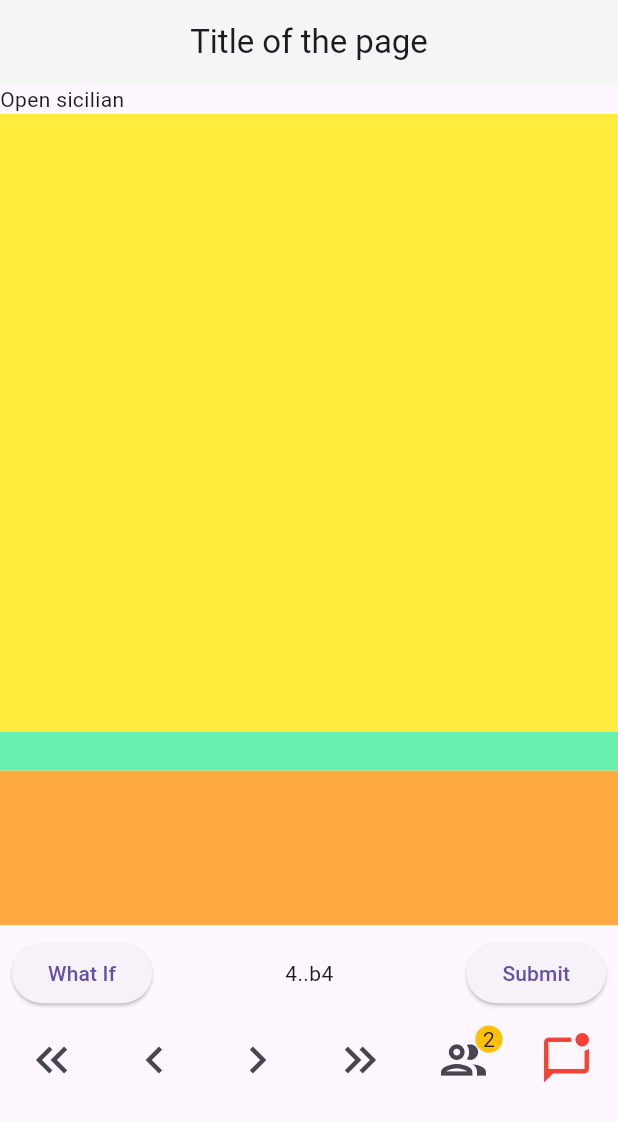
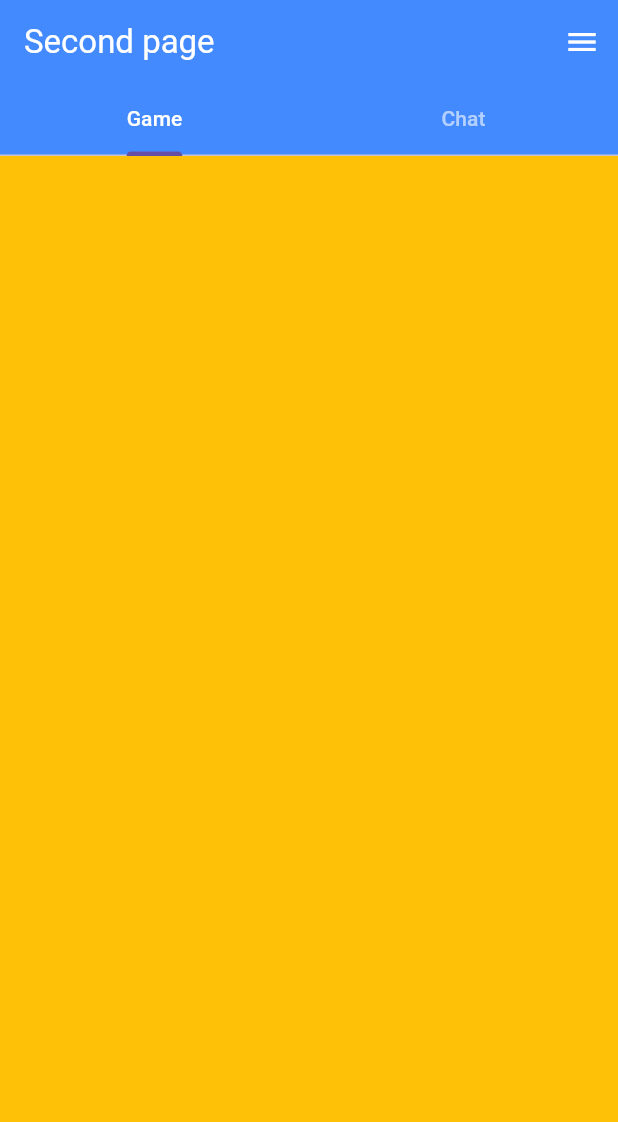
Before and after one commit to lucorn/flutter_layouts, a Flutter app: the screen it shows after launch, on a phone screen of 412 x 824 dp. Shown: the top 1122 px of the screen. Run offline on Flutter 3.47's test engine with Material 3 defaults, Android fonts, the light colour scheme and no system bars; drawn by our look-alikes of badges.

Commit message:
second page with a tabbed interface

```diff
--- a/lib/main.dart
+++ b/lib/main.dart
@@ -1,5 +1,6 @@
 import 'package:flutter/material.dart';
 import 'package:flutter_layouts/pages/first_page.dart';
+import 'package:flutter_layouts/pages/second_page.dart';
 
 void main() {
   runApp(const MyApp());
@@ -16,10 +17,11 @@
           useMaterial3: true,
           primarySwatch: Colors.purple,
         ),
-        initialRoute: '/first',
+        initialRoute: '/second',
         showPerformanceOverlay: false,
         routes: {
           '/first': (context) => const FirstPage(),
+          '/second': (context) => const SecondPage(),
         });
   }
 }
--- a/lib/pages/first_page.dart
+++ b/lib/pages/first_page.dart
@@ -14,10 +14,15 @@ class FirstPage extends StatelessWidget {
       ),
       body: SingleChildScrollView(
         child: Column(
-          mainAxisAlignment: MainAxisAlignment.start,
           crossAxisAlignment: CrossAxisAlignment.stretch,
           children: <Widget>[
-            const Text('Open sicilian'),
+            const Padding(
+              padding: EdgeInsets.all(3),
+              child: Text(
+                'Open sicilian',
+                style: TextStyle(fontSize: 16),
+              ),
+            ),
             AspectRatio(
               aspectRatio: 1,
               child: Container(
--- /dev/null
+++ b/lib/pages/second_page.dart
@@ -0,0 +1,68 @@
+import 'package:flutter/material.dart';
+import 'package:badges/badges.dart' as badges;
+
+class SecondPage extends StatelessWidget {
+  const SecondPage({super.key});
+
+  @override
+  Widget build(BuildContext context) {
+    print('Building the second page');
+    return DefaultTabController(
+      length: 2,
+      child: Scaffold(
+        appBar: AppBar(
+          centerTitle: false,
+          foregroundColor: Colors.white,
+          title: const Text('Second page'),
+          backgroundColor: Colors.blueAccent,
+          actions: [
+            IconButton(
+              icon: const Icon(Icons.menu),
+              tooltip: 'Menu',
+              onPressed: () {},
+            ), //IconButton
+          ],
+          shadowColor: Colors.grey,
+          bottom: const TabBar(
+            labelColor: Colors.white,
+            unselectedLabelColor: Colors.white60,
+            tabs: [
+              Tab(text: 'Game'),
+              Tab(text: 'Chat'),
+            ],
+          ),
+        ),
+        body: TabBarView(
+          children: [
+            GameView(),
+            ChatView(),
+          ],
+        ),
+      ),
+    );
+  }
+}
+
+class ChatView extends StatelessWidget {
+  ChatView({super.key}) {
+    print('Initializing the CHAT view');
+  }
+
+  @override
+  Widget build(BuildContext context) {
+    print('building the CHAT view');
+    return Container(color: Colors.greenAccent);
+  }
+}
+
+class GameView extends StatelessWidget {
+  GameView({super.key}) {
+    print('Initializing the GAME view');
+  }
+
+  @override
+  Widget build(BuildContext context) {
+    print('building the GAME view');
+    return Container(color: Colors.amber);
+  }
+}
```
